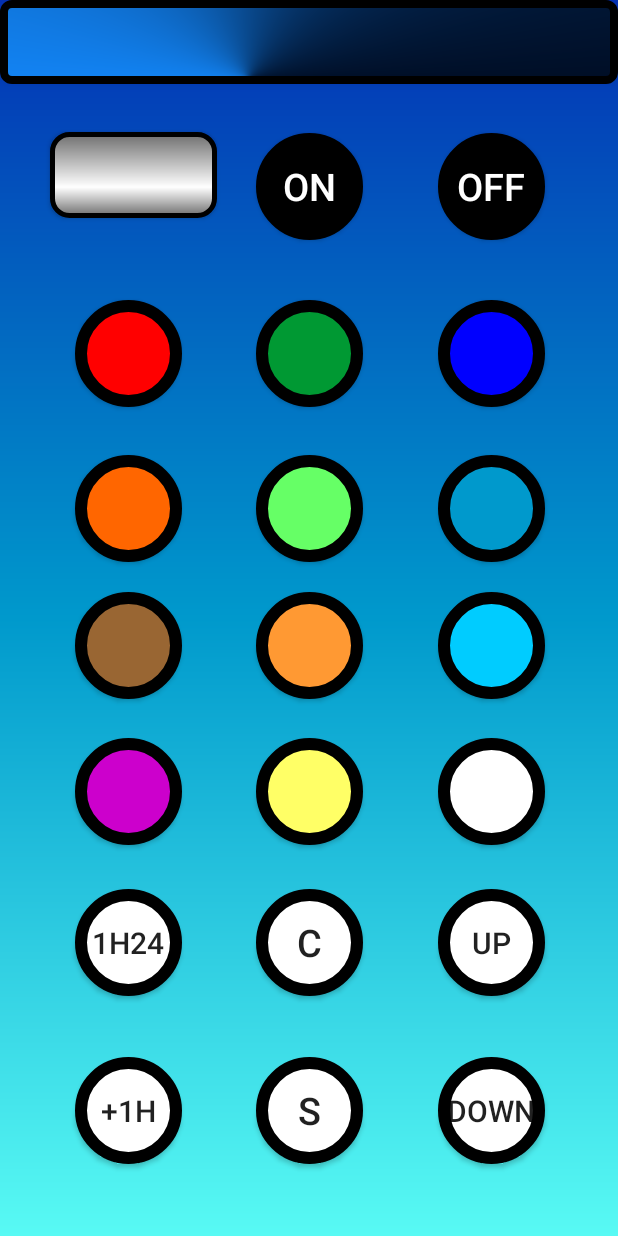
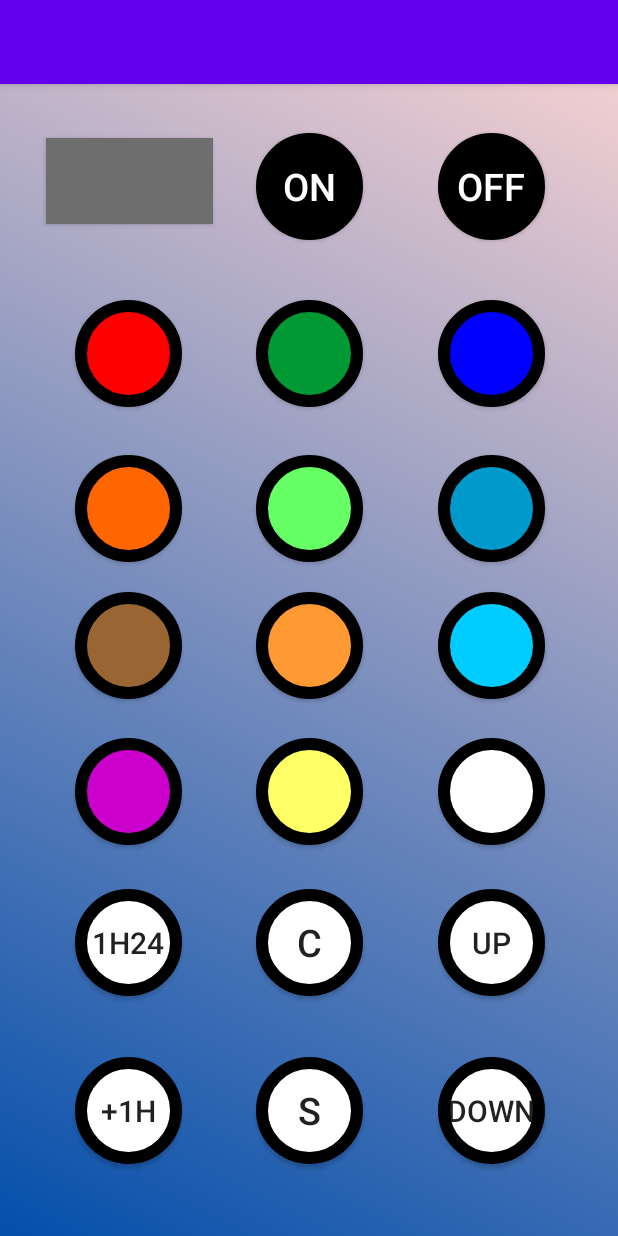
Before and after one commit to Paul-Abel/Controller-Java, an Android app: the layout activity_led_table.xml on its own in the app's theme, with its tools: preview values and no code run, on a phone screen of 412 x 824 dp. Run offline under Robolectric (Android 15) with nearby library versions, the phone set to English and light mode, and no system bars.

Commit message:
Revert "New update"

```diff
--- a/app/src/main/java/com/example/tv_remote/Led_table.java
+++ b/app/src/main/java/com/example/tv_remote/Led_table.java
@@ -76,6 +76,7 @@ public class Led_table extends AppCompatActivity {
         led_up = findViewById(R.id.led_up);
         led_down = findViewById(R.id.led_down);
 
+        animatedbackground();
         toolbar();
 
         led_on.setOnClickListener(new View.OnClickListener()
@@ -270,6 +271,14 @@ public class Led_table extends AppCompatActivity {
         setSupportActionBar(toolbar);
     }
 
+    public void animatedbackground(){
+        ConstraintLayout constraintLayout = findViewById(R.id.layout);
+        AnimationDrawable animationDrawable = (AnimationDrawable) constraintLayout.getBackground();
+        animationDrawable.setEnterFadeDuration(2000);
+        animationDrawable.setExitFadeDuration(4000);
+        animationDrawable.start();
+    }
+
     public void aktualiesereFarbe() {
         int Farbe = getColor(R.color.orange);
         int normal = getColor(R.color.gray);
--- a/app/src/main/res/drawable/gradient_2.xml
+++ b/app/src/main/res/drawable/gradient_2.xml
@@ -1,10 +1,10 @@
 <?xml version="1.0" encoding="utf-8"?>
 <shape xmlns:android="http://schemas.android.com/apk/res/android">
 <gradient
-    android:endColor="#0431B4"
-    android:startColor="#58FAF4"
-    android:angle="90"
-    android:centerColor="@color/light_blue"
+    android:endColor="#43b4ef"
+    android:startColor="#32ff3f"
+    android:angle="135"
+    android:centerColor="@color/red"
     />
 
 </shape>
--- a/app/src/main/res/drawable/led_anzeige.xml
+++ /dev/null
@@ -1,28 +0,0 @@
-<?xml version="1.0" encoding="utf-8"?>
-<shape xmlns:android="http://schemas.android.com/apk/res/android" android:shape="rectangle" >
-    <corners
-        android:radius="11dp"
-        />
-    <gradient
-        android:angle="90"
-        android:centerX="35%"
-        android:centerColor="#FFFFFF"
-        android:startColor="#707070"
-        android:endColor="#707070"
-        android:type="linear"
-        />
-    <padding
-        android:left="0dp"
-        android:top="0dp"
-        android:right="0dp"
-        android:bottom="0dp"
-        />
-    <size
-        android:width="270dp"
-        android:height="60dp"
-        />
-    <stroke
-        android:width="3dp"
-        android:color="#000000"
-        />
-</shape>
--- a/app/src/main/res/drawable/toolbar_background.xml
+++ /dev/null
@@ -1,28 +0,0 @@
-<?xml version="1.0" encoding="utf-8"?>
-<shape xmlns:android="http://schemas.android.com/apk/res/android" android:shape="rectangle" >
-    <corners
-        android:topLeftRadius="5dp"
-        android:topRightRadius="5dp"
-        android:bottomLeftRadius="5dp"
-        android:bottomRightRadius="5dp"
-        />
-    <gradient
-        android:angle="330"
-        android:centerX="40%"
-        android:centerY="100%"
-        android:centerColor="#ff1283f3"
-        android:startColor="#ff8799ac"
-        android:endColor="#ff000e26"
-        android:type="sweep"
-        />
-    <padding
-        android:left="0dp"
-        android:top="0dp"
-        android:right="0dp"
-        android:bottom="0dp"
-        />
-    <stroke
-        android:width="5dp"
-        android:color="#ff000000"
-        />
-</shape>
--- a/app/src/main/res/layout/activity_led_cupboard.xml
+++ b/app/src/main/res/layout/activity_led_cupboard.xml
@@ -3,7 +3,7 @@
     xmlns:tools="http://schemas.android.com/tools"
     android:layout_width="match_parent"
     android:layout_height="match_parent"
-    android:background="@drawable/gradient_2"
+    android:background="@drawable/gradient_list"
     tools:context=".led_cupboad">
 
     <include
--- a/app/src/main/res/layout/activity_led_table.xml
+++ b/app/src/main/res/layout/activity_led_table.xml
@@ -5,7 +5,7 @@
     android:id="@+id/layout"
     android:layout_width="match_parent"
     android:layout_height="match_parent"
-    android:background="@drawable/gradient_2"
+    android:background="@drawable/gradient_list"
     tools:context=".Led_table">
 
     <Button
@@ -16,7 +16,7 @@
         android:layout_centerVertical="true"
         android:background="@drawable/round_button_white"
         android:text="1H24"
-        android:textSize="20sp"
+        android:textSize="20dp"
         app:layout_constraintBottom_toBottomOf="parent"
         app:layout_constraintEnd_toStartOf="@+id/led_smooth"
         app:layout_constraintHorizontal_bias="0.505"
@@ -32,7 +32,7 @@
         android:layout_centerVertical="true"
         android:background="@drawable/round_button_white"
         android:text="+1H"
-        android:textSize="20sp"
+        android:textSize="20dp"
         app:layout_constraintBottom_toBottomOf="parent"
         app:layout_constraintEnd_toStartOf="@+id/led_change"
         app:layout_constraintHorizontal_bias="0.505"
@@ -48,7 +48,7 @@
         android:layout_centerVertical="true"
         android:background="@drawable/round_button_white"
         android:text="s"
-        android:textSize="25sp"
+        android:textSize="25dp"
         app:layout_constraintBottom_toBottomOf="parent"
         app:layout_constraintEnd_toEndOf="parent"
         app:layout_constraintStart_toStartOf="parent"
@@ -63,7 +63,7 @@
         android:layout_centerVertical="true"
         android:background="@drawable/round_button_white"
         android:text="down"
-        android:textSize="20sp"
+        android:textSize="20dp"
         app:layout_constraintBottom_toBottomOf="parent"
         app:layout_constraintEnd_toEndOf="parent"
         app:layout_constraintHorizontal_bias="0.505"
@@ -79,7 +79,7 @@
         android:layout_centerVertical="true"
         android:background="@drawable/round_button_white"
         android:text="c"
-        android:textSize="25sp"
+        android:textSize="25dp"
         app:layout_constraintBottom_toBottomOf="parent"
         app:layout_constraintEnd_toEndOf="parent"
         app:layout_constraintStart_toStartOf="parent"
@@ -94,7 +94,7 @@
         android:layout_centerVertical="true"
         android:background="@drawable/round_button_white"
         android:text="up"
-        android:textSize="20sp"
+        android:textSize="20dp"
         app:layout_constraintBottom_toBottomOf="parent"
         app:layout_constraintEnd_toEndOf="parent"
         app:layout_constraintHorizontal_bias="0.505"
@@ -236,7 +236,7 @@
         android:background="@drawable/round_button_black"
         android:text="@string/on"
         android:textColor="@color/white"
-        android:textSize="25sp"
+        android:textSize="25dp"
         app:layout_constraintBottom_toBottomOf="parent"
         app:layout_constraintEnd_toEndOf="parent"
         app:layout_constraintStart_toStartOf="parent"
@@ -252,7 +252,7 @@
         android:background="@drawable/round_button_black"
         android:text="@string/off"
         android:textColor="@color/white"
-        android:textSize="25sp"
+        android:textSize="25dp"
         app:layout_constraintBottom_toBottomOf="parent"
         app:layout_constraintEnd_toEndOf="parent"
         app:layout_constraintHorizontal_bias="0.505"
@@ -307,14 +307,14 @@
         android:id="@+id/led_anzeige"
         android:layout_width="111dp"
         android:layout_height="57dp"
-        android:background="@drawable/led_anzeige"
+        android:background="@color/gray"
         android:clickable="false"
         app:layout_constraintBottom_toBottomOf="parent"
         app:layout_constraintEnd_toEndOf="parent"
-        app:layout_constraintHorizontal_bias="0.11"
+        app:layout_constraintHorizontal_bias="0.102"
         app:layout_constraintStart_toStartOf="parent"
         app:layout_constraintTop_toTopOf="parent"
-        app:layout_constraintVertical_bias="0.115" />
+        app:layout_constraintVertical_bias="0.12" />
 
     <include
         android:id="@+id/toolbar"
--- a/app/src/main/res/layout/toolbar.xml
+++ b/app/src/main/res/layout/toolbar.xml
@@ -3,5 +3,5 @@
     xmlns:app="http://schemas.android.com/apk/res-auto"
     android:layout_width="match_parent"
     android:layout_height="wrap_content"
-    android:background="@drawable/toolbar_background"
+    android:background="@color/colorPrimary"
     android:elevation="4dp" />
```
